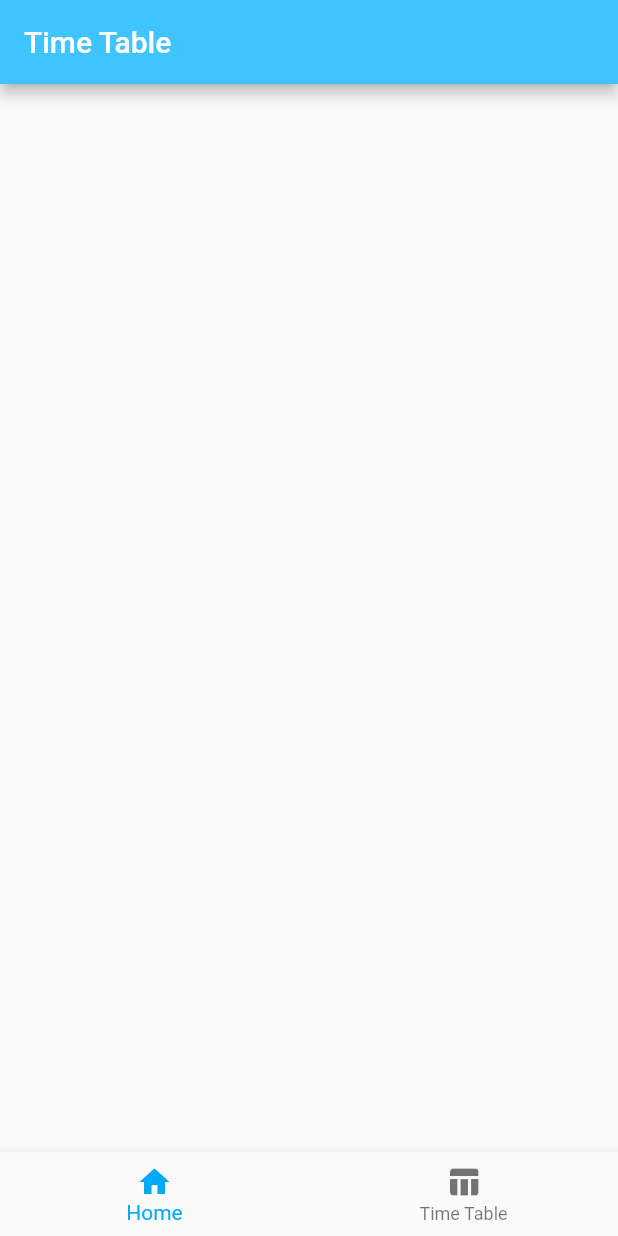
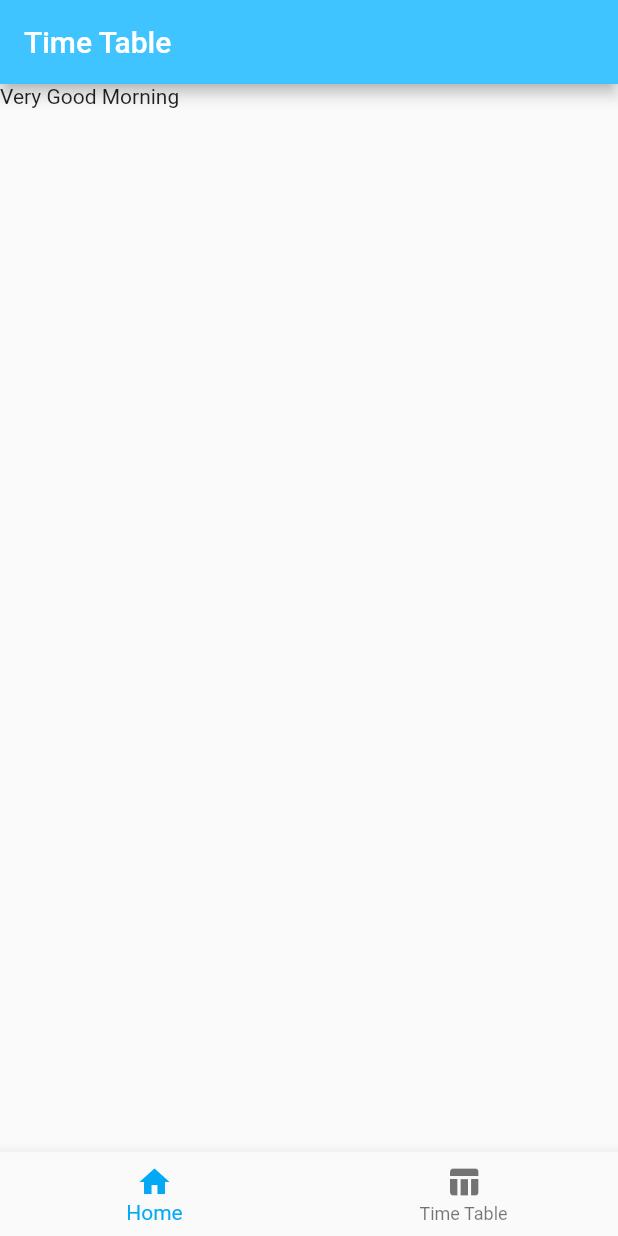
Before and after one commit to sanjog12/time_Table_SMVDU, a Flutter app: the screen it shows after launch, on a phone screen of 412 x 824 dp. Run offline on Flutter 3.47's test engine with Material 2 defaults, Android fonts, the phone set to English and light mode, and no system bars.

Commit message:
Minor Changes in time Table

```diff
--- a/lib/main_screen.dart
+++ b/lib/main_screen.dart
@@ -44,6 +44,11 @@ class _mainscreen extends State<mainscreen>{
         onTap: _onpressed ,
         selectedItemColor: Colors.lightBlue,
       ),
+      body: Column(
+        children: [
+          Text("Very Good Morning"),
+        ],
+      ),
     );
   }
 
```
Also changed, not shown: pubspec.lock.
